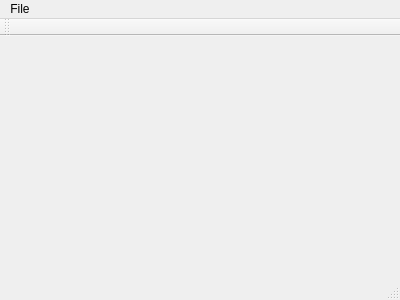
Qt form src/mainwindow.ui (buzzcz/ZVI) before a commit.
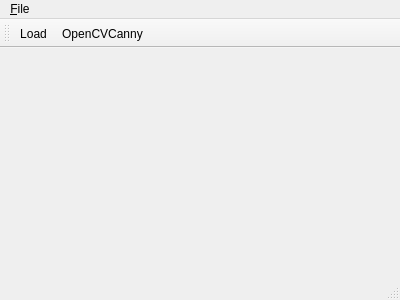
The same form after that commit.

Commit message: First try with Qt and OpenCV with windows and OpenCV Canny edge detector

The edit to the form file:
```diff
--- a/src/mainwindow.ui
+++ b/src/mainwindow.ui
@@ -25,7 +25,7 @@
    </property>
    <widget class="QMenu" name="menuWhat_should_I_type">
     <property name="title">
-     <string>File</string>
+     <string>&amp;File</string>
     </property>
     <addaction name="actionExit"/>
    </widget>
@@ -38,6 +38,8 @@
    <attribute name="toolBarBreak">
     <bool>false</bool>
    </attribute>
+   <addaction name="action_Load"/>
+   <addaction name="actionOpenCVCanny"/>
   </widget>
   <widget class="QStatusBar" name="statusBar"/>
   <action name="actionExit">
@@ -48,7 +50,20 @@
     <bool>false</bool>
    </property>
    <property name="text">
-    <string>Exit</string>
+    <string>&amp;Exit</string>
+   </property>
+  </action>
+  <action name="action_Load">
+   <property name="text">
+    <string>&amp;Load</string>
+   </property>
+   <property name="toolTip">
+    <string>Load image &quot;../lena.jpg&quot;</string>
+   </property>
+  </action>
+  <action name="actionOpenCVCanny">
+   <property name="text">
+    <string>OpenCVCanny</string>
    </property>
   </action>
  </widget>
```
Left out of the diff: 17 changed lines with no effect on the pictures. The commit also changes 4 other files.
